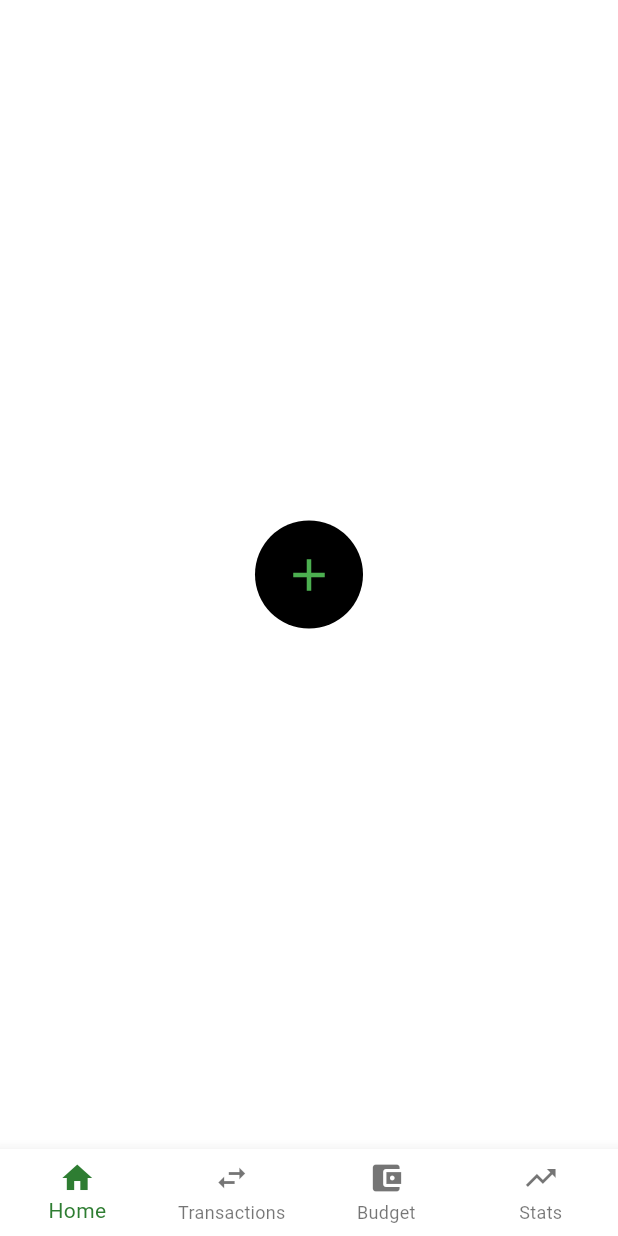
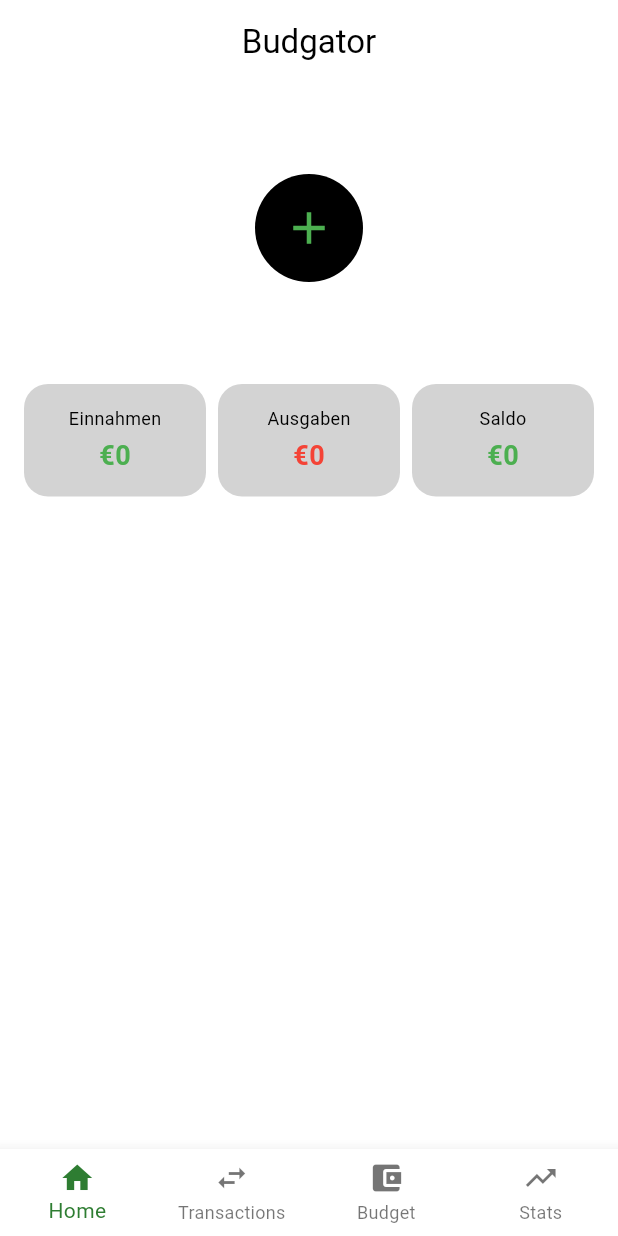
Before and after one commit to Snowy-T/BudGator, a Flutter app: the screen it shows after launch, on a phone screen of 412 x 824 dp. Run offline on Flutter 3.47's test engine with Material 3 defaults, Android fonts, the phone set to English and light mode, and no system bars; our stand-ins replace flutter_riverpod, go_router.

Commit message:
Summary bar

```diff
--- a/lib/presentation/pages/home_page.dart
+++ b/lib/presentation/pages/home_page.dart
@@ -5,6 +5,8 @@ import 'package:flutter_riverpod/flutter_riverpod.dart';
 import '../controllers/transaction_provider.dart';
 import 'add_transaction_page.dart';
 import '../widgets/add_transaction_ring.dart';
+import '../widgets/summary_bar.dart';
+
 
 class HomePage extends ConsumerStatefulWidget {
   const HomePage({super.key});
@@ -28,12 +30,27 @@ class _HomePageState extends ConsumerState<HomePage> {
     ];
 
     return Scaffold(
+      appBar: _currentIndex == 0
+          ? AppBar(title: const Text('Budgator'), centerTitle: true)
+          : null,
       body: Stack(
         children: [
           pages[_currentIndex],
 
           if (_currentIndex == 0)
-            const SafeArea(child: Center(child: AddTransactionRing())),
+            SafeArea(
+              child: SingleChildScrollView(
+                padding: const EdgeInsets.only(top: 16, bottom: 24),
+                child: Column(
+                  children: [
+                    const AddTransactionRing(),
+                    const SizedBox(height: 24),
+                    const SummaryBar(),
+                    const SizedBox(height: 16),
+                  ],
+                ),
+              ),
+            ),
         ],
       ),
       bottomNavigationBar: BottomNavigationBar(
--- /dev/null
+++ b/lib/presentation/widgets/summary_bar.dart
@@ -0,0 +1,89 @@
+import 'package:flutter/material.dart';
+import 'package:flutter_riverpod/flutter_riverpod.dart';
+import '../controllers/transaction_provider.dart';
+
+class SummaryBar extends ConsumerWidget {
+  const SummaryBar({super.key});
+
+  @override
+  Widget build(BuildContext context, WidgetRef ref) {
+    final transactions = ref.watch(transactionsProvider);
+
+    final income = transactions
+        .where((t) => t.amount > 0)
+        .fold<double>(0, (sum, t) => sum + t.amount);
+    final expenses = transactions
+        .where((t) => t.amount < 0)
+        .fold<double>(0, (sum, t) => sum + t.amount.abs());
+    final balance = income - expenses;
+
+    return Padding(
+      padding: const EdgeInsets.symmetric(horizontal: 16),
+      child: Row(
+        children: [
+          Expanded(
+            child: _SummaryBox(
+              label: 'Einnahmen',
+              amount: income,
+              color: Colors.green,
+            ),
+          ),
+          const SizedBox(width: 8),
+          Expanded(
+            child: _SummaryBox(
+              label: 'Ausgaben',
+              amount: expenses,
+              color: Colors.red,
+            ),
+          ),
+          const SizedBox(width: 8),
+          Expanded(
+            child: _SummaryBox(
+              label: 'Saldo',
+              amount: balance,
+              color: balance >= 0 ? Colors.green : Colors.red,
+            ),
+          ),
+        ],
+      ),
+    );
+  }
+}
+
+class _SummaryBox extends StatelessWidget {
+  final String label;
+  final double amount;
+  final Color color;
+
+  const _SummaryBox({
+    required this.label,
+    required this.amount,
+    required this.color,
+  });
+
+  @override
+  Widget build(BuildContext context) {
+    return Container(
+      padding: const EdgeInsets.symmetric(vertical: 14, horizontal: 8),
+      decoration: BoxDecoration(
+        color: const Color(0xFFD3D3D3),
+        borderRadius: BorderRadius.circular(16),
+      ),
+      child: Column(
+        mainAxisSize: MainAxisSize.min,
+        children: [
+          Text(label, style: TextStyle(color: Colors.black, fontSize: 12)),
+          const SizedBox(height: 4),
+          Text(
+            '€${amount.toStringAsFixed(0).replaceAllMapped(RegExp(r'(\d)(?=(\d{3})+$)'), (m) => '${m[1]},')}',
+            style: TextStyle(
+              color: color,
+              fontSize: 18,
+              fontWeight: FontWeight.bold,
+            ),
+          ),
+        ],
+      ),
+    );
+  }
+}
```
